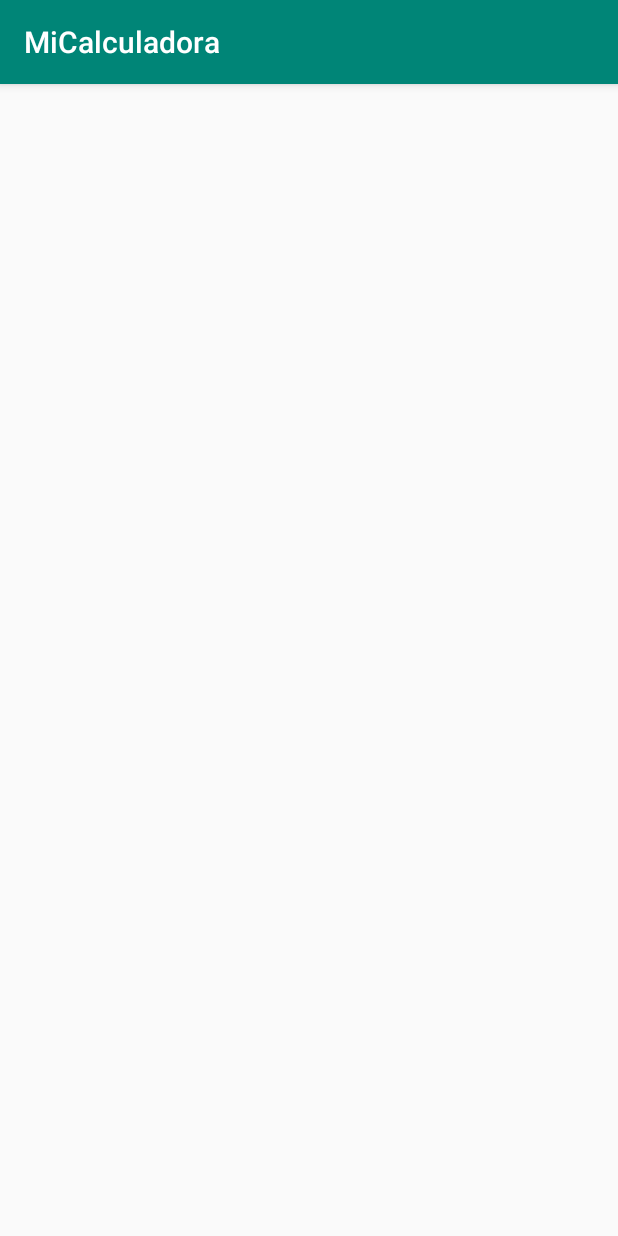
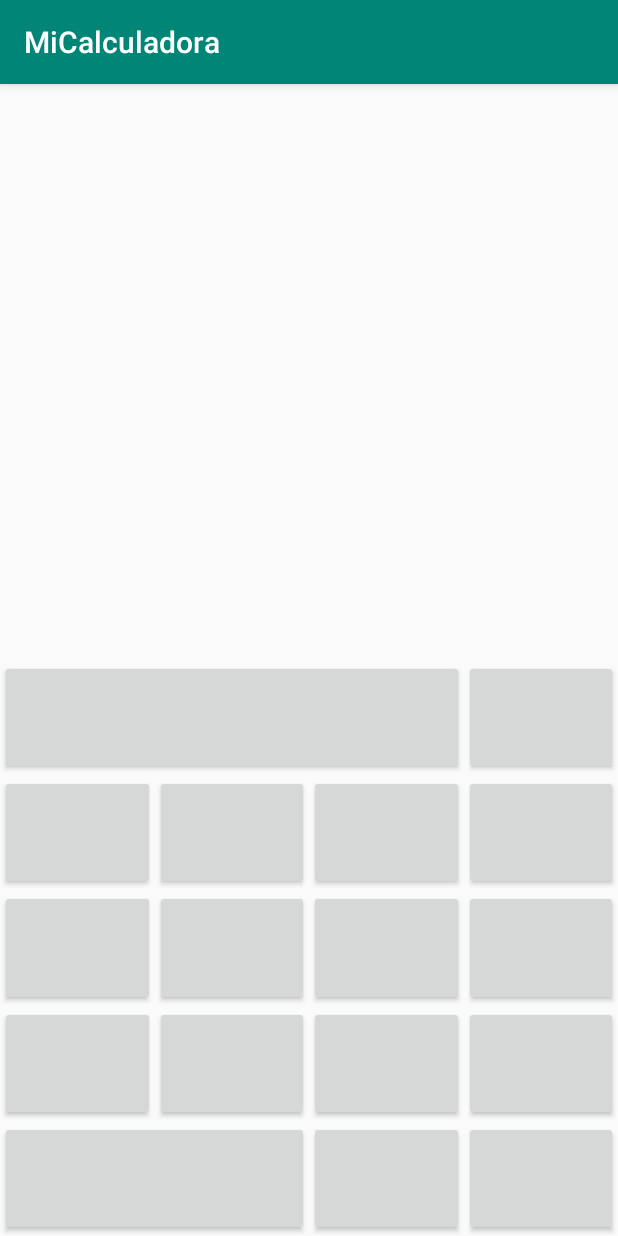
Before and after one commit to SheilaNieva/MiCalculadora, an Android app: the screen it shows after launch (MainActivity), on a phone screen of 412 x 824 dp. Run offline under Robolectric (Android 15) with nearby library versions, the phone set to English and light mode, and no system bars.

Commit message:
Situacion de los botones

```diff
--- a/app/src/main/res/layout/activity_main.xml
+++ b/app/src/main/res/layout/activity_main.xml
@@ -11,7 +11,6 @@
         android:id="@+id/gHor1"
         android:layout_width="0dp"
         android:layout_height="wrap_content"
-        android:layout_marginEnd="393dp"
         android:orientation="horizontal"
         app:layout_constraintEnd_toEndOf="parent"
         app:layout_constraintGuide_percent="1"
@@ -21,7 +20,6 @@
         android:id="@+id/gHor2"
         android:layout_width="0dp"
         android:layout_height="wrap_content"
-        android:layout_marginEnd="393dp"
         android:orientation="horizontal"
         app:layout_constraintEnd_toEndOf="parent"
         app:layout_constraintGuide_percent="0.9"
@@ -30,7 +28,6 @@
         android:id="@+id/gHor3"
         android:layout_width="0dp"
         android:layout_height="wrap_content"
-        android:layout_marginEnd="393dp"
         android:orientation="horizontal"
         app:layout_constraintEnd_toEndOf="parent"
         app:layout_constraintGuide_percent="0.8"
@@ -39,7 +36,6 @@
         android:id="@+id/gHor4"
         android:layout_width="0dp"
         android:layout_height="wrap_content"
-        android:layout_marginEnd="393dp"
         android:orientation="horizontal"
         app:layout_constraintEnd_toEndOf="parent"
         app:layout_constraintGuide_percent="0.7"
@@ -48,7 +44,6 @@
         android:id="@+id/gHor5"
         android:layout_width="0dp"
         android:layout_height="wrap_content"
-        android:layout_marginEnd="393dp"
         android:orientation="horizontal"
         app:layout_constraintEnd_toEndOf="parent"
         app:layout_constraintGuide_percent="0.6"
@@ -58,7 +53,6 @@
         android:id="@+id/gHor6"
         android:layout_width="0dp"
         android:layout_height="wrap_content"
-        android:layout_marginEnd="393dp"
         android:orientation="horizontal"
         app:layout_constraintEnd_toEndOf="parent"
         app:layout_constraintGuide_percent="0.5"
@@ -68,7 +62,6 @@
         android:id="@+id/gVer1"
         android:layout_width="0dp"
         android:layout_height="wrap_content"
-        android:layout_marginEnd="393dp"
         android:orientation="vertical"
         app:layout_constraintEnd_toEndOf="parent"
         app:layout_constraintGuide_percent="0"
@@ -77,7 +70,6 @@
         android:id="@+id/gVer2"
         android:layout_width="0dp"
         android:layout_height="wrap_content"
-        android:layout_marginEnd="393dp"
         android:orientation="vertical"
         app:layout_constraintEnd_toEndOf="parent"
         app:layout_constraintGuide_percent="0.25"
@@ -87,7 +79,6 @@
         android:id="@+id/gVer3"
         android:layout_width="0dp"
         android:layout_height="wrap_content"
-        android:layout_marginEnd="393dp"
         android:orientation="vertical"
         app:layout_constraintEnd_toEndOf="parent"
         app:layout_constraintGuide_percent="0.5"
@@ -96,7 +87,6 @@
         android:id="@+id/gVer4"
         android:layout_width="0dp"
         android:layout_height="wrap_content"
-        android:layout_marginEnd="393dp"
         android:orientation="vertical"
         app:layout_constraintEnd_toEndOf="parent"
         app:layout_constraintGuide_percent="0.75"
@@ -106,9 +96,162 @@
         android:id="@+id/gVer5"
         android:layout_width="0dp"
         android:layout_height="wrap_content"
-        android:layout_marginEnd="393dp"
         android:orientation="vertical"
         app:layout_constraintEnd_toEndOf="parent"
         app:layout_constraintGuide_percent="1"
         app:layout_constraintStart_toStartOf="parent" />
+
+    <androidx.appcompat.widget.AppCompatButton
+        android:id="@+id/btn0"
+        app:layout_constraintBottom_toTopOf="@id/gHor1"
+        app:layout_constraintEnd_toStartOf="@id/gVer3"
+        app:layout_constraintStart_toEndOf="@+id/gVer1"
+        app:layout_constraintTop_toBottomOf="@id/gHor2"
+        android:layout_width="0dp"
+        android:layout_height="0dp"/>
+
+    <androidx.appcompat.widget.AppCompatButton
+        android:id="@+id/btnComa"
+        app:layout_constraintBottom_toTopOf="@id/gHor1"
+        app:layout_constraintEnd_toStartOf="@id/gVer4"
+        app:layout_constraintStart_toEndOf="@+id/gVer3"
+        app:layout_constraintTop_toBottomOf="@id/gHor2"
+        android:layout_width="0dp"
+        android:layout_height="0dp"/>
+
+    <androidx.appcompat.widget.AppCompatButton
+        android:id="@+id/btnIgual"
+        app:layout_constraintBottom_toTopOf="@id/gHor1"
+        app:layout_constraintEnd_toStartOf="@id/gVer5"
+        app:layout_constraintStart_toEndOf="@+id/gVer4"
+        app:layout_constraintTop_toBottomOf="@id/gHor2"
+        android:layout_width="0dp"
+        android:layout_height="0dp"/>
+
+    <androidx.appcompat.widget.AppCompatButton
+        android:id="@+id/btnPlus"
+        app:layout_constraintBottom_toTopOf="@id/gHor2"
+        app:layout_constraintEnd_toStartOf="@id/gVer5"
+        app:layout_constraintStart_toEndOf="@+id/gVer4"
+        app:layout_constraintTop_toBottomOf="@id/gHor3"
+        android:layout_width="0dp"
+        android:layout_height="0dp"/>
+
+    <androidx.appcompat.widget.AppCompatButton
+        android:id="@+id/btn1"
+        app:layout_constraintBottom_toTopOf="@id/gHor2"
+        app:layout_constraintEnd_toStartOf="@id/gVer2"
+        app:layout_constraintStart_toEndOf="@+id/gVer1"
+        app:layout_constraintTop_toBottomOf="@id/gHor3"
+        android:layout_width="0dp"
+        android:layout_height="0dp"/>
+
+    <androidx.appcompat.widget.AppCompatButton
+        android:id="@+id/btn2"
+        app:layout_constraintBottom_toTopOf="@id/gHor2"
+        app:layout_constraintEnd_toStartOf="@id/gVer3"
+        app:layout_constraintStart_toEndOf="@+id/gVer2"
+        app:layout_constraintTop_toBottomOf="@id/gHor3"
+        android:layout_width="0dp"
+        android:layout_height="0dp"/>
+
+    <androidx.appcompat.widget.AppCompatButton
+        android:id="@+id/bt3"
+        app:layout_constraintBottom_toTopOf="@id/gHor2"
+        app:layout_constraintEnd_toStartOf="@id/gVer4"
+        app:layout_constraintStart_toEndOf="@+id/gVer3"
+        app:layout_constraintTop_toBottomOf="@id/gHor3"
+        android:layout_width="0dp"
+        android:layout_height="0dp"/>
+
+    <androidx.appcompat.widget.AppCompatButton
+        android:id="@+id/btn4"
+        app:layout_constraintBottom_toTopOf="@id/gHor3"
+        app:layout_constraintEnd_toStartOf="@id/gVer2"
+        app:layout_constraintStart_toEndOf="@+id/gVer1"
+        app:layout_constraintTop_toBottomOf="@id/gHor4"
+        android:layout_width="0dp"
+        android:layout_height="0dp"/>
+
+    <androidx.appcompat.widget.AppCompatButton
+        android:id="@+id/btn5"
+        app:layout_constraintBottom_toTopOf="@id/gHor3"
+        app:layout_constraintEnd_toStartOf="@id/gVer3"
+        app:layout_constraintStart_toEndOf="@+id/gVer2"
+        app:layout_constraintTop_toBottomOf="@id/gHor4"
+        android:layout_width="0dp"
+        android:layout_height="0dp"/>
+
+    <androidx.appcompat.widget.AppCompatButton
+        android:id="@+id/btn6"
+        app:layout_constraintBottom_toTopOf="@id/gHor3"
+        app:layout_constraintEnd_toStartOf="@id/gVer4"
+        app:layout_constraintStart_toEndOf="@+id/gVer3"
+        app:layout_constraintTop_toBottomOf="@id/gHor4"
+        android:layout_width="0dp"
+        android:layout_height="0dp"/>
+
+    <androidx.appcompat.widget.AppCompatButton
+        android:id="@+id/btnMinus"
+        app:layout_constraintBottom_toTopOf="@id/gHor3"
+        app:layout_constraintEnd_toStartOf="@id/gVer5"
+        app:layout_constraintStart_toEndOf="@+id/gVer4"
+        app:layout_constraintTop_toBottomOf="@id/gHor4"
+        android:layout_width="0dp"
+        android:layout_height="0dp"/>
+
+    <androidx.appcompat.widget.AppCompatButton
+        android:id="@+id/btn7"
+        app:layout_constraintBottom_toTopOf="@id/gHor4"
+        app:layout_constraintEnd_toStartOf="@id/gVer2"
+        app:layout_constraintStart_toEndOf="@+id/gVer1"
+        app:layout_constraintTop_toBottomOf="@id/gHor5"
+        android:layout_width="0dp"
+        android:layout_height="0dp"/>
+
+    <androidx.appcompat.widget.AppCompatButton
+        android:id="@+id/btn8"
+        app:layout_constraintBottom_toTopOf="@id/gHor4"
+        app:layout_constraintEnd_toStartOf="@id/gVer3"
+        app:layout_constraintStart_toEndOf="@+id/gVer2"
+        app:layout_constraintTop_toBottomOf="@id/gHor5"
+        android:layout_width="0dp"
+        android:layout_height="0dp"/>
+
+    <androidx.appcompat.widget.AppCompatButton
+        android:id="@+id/btn9"
+        app:layout_constraintBottom_toTopOf="@id/gHor4"
+        app:layout_constraintEnd_toStartOf="@id/gVer4"
+        app:layout_constraintStart_toEndOf="@+id/gVer3"
+        app:layout_constraintTop_toBottomOf="@id/gHor5"
+        android:layout_width="0dp"
+        android:layout_height="0dp"/>
+
+    <androidx.appcompat.widget.AppCompatButton
+        android:id="@+id/btnMul"
+        app:layout_constraintBottom_toTopOf="@id/gHor4"
+        app:layout_constraintEnd_toStartOf="@id/gVer5"
+        app:layout_constraintStart_toEndOf="@+id/gVer4"
+        app:layout_constraintTop_toBottomOf="@id/gHor5"
+        android:layout_width="0dp"
+        android:layout_height="0dp"/>
+
+    <androidx.appcompat.widget.AppCompatButton
+        android:id="@+id/btnClear"
+        app:layout_constraintBottom_toTopOf="@id/gHor5"
+        app:layout_constraintEnd_toStartOf="@id/gVer4"
+        app:layout_constraintStart_toEndOf="@+id/gVer1"
+        app:layout_constraintTop_toBottomOf="@id/gHor6"
+        android:layout_width="0dp"
+        android:layout_height="0dp"/>
+    <androidx.appcompat.widget.AppCompatButton
+        android:id="@+id/btnDiv"
+        app:layout_constraintBottom_toTopOf="@id/gHor5"
+        app:layout_constraintEnd_toStartOf="@id/gVer5"
+        app:layout_constraintStart_toEndOf="@+id/gVer4"
+        app:layout_constraintTop_toBottomOf="@id/gHor6"
+        android:layout_width="0dp"
+        android:layout_height="0dp"/>
+
+
 </androidx.constraintlayout.widget.ConstraintLayout>
```
